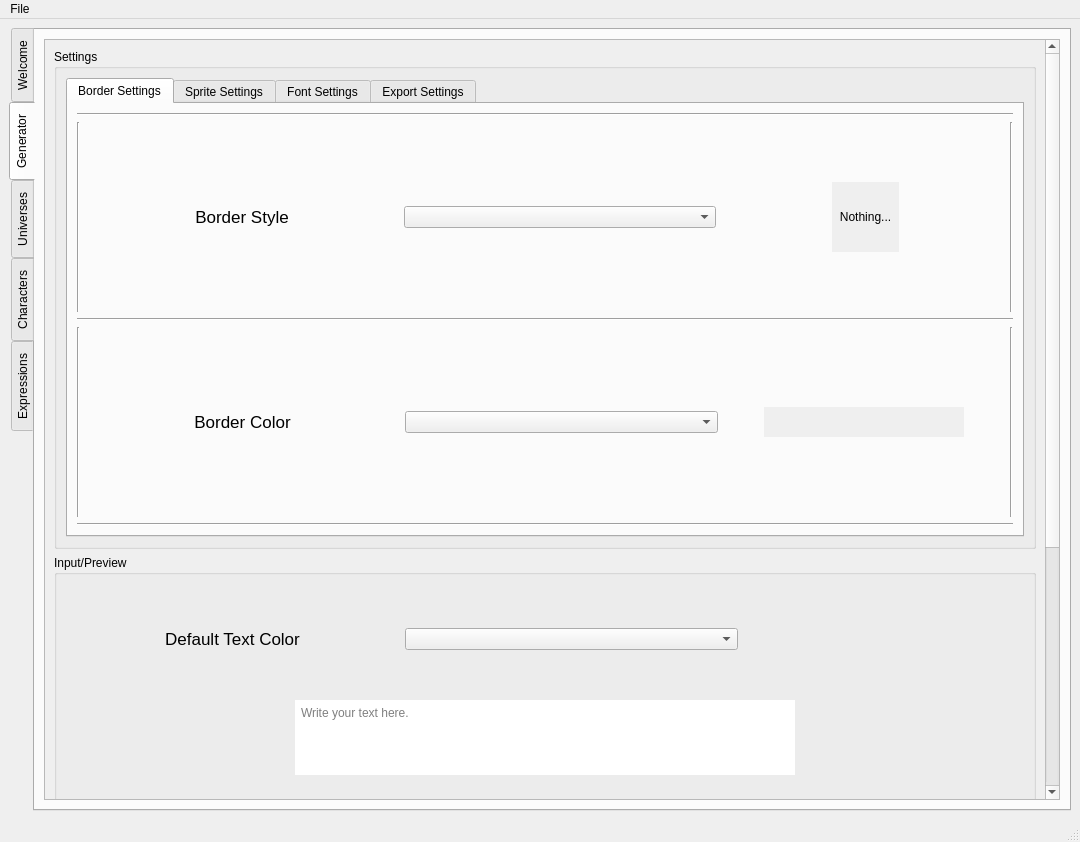
First picture: the form in ui/ui.ui, repository xMirkix/yet-another-textbox-generator, before the edit.
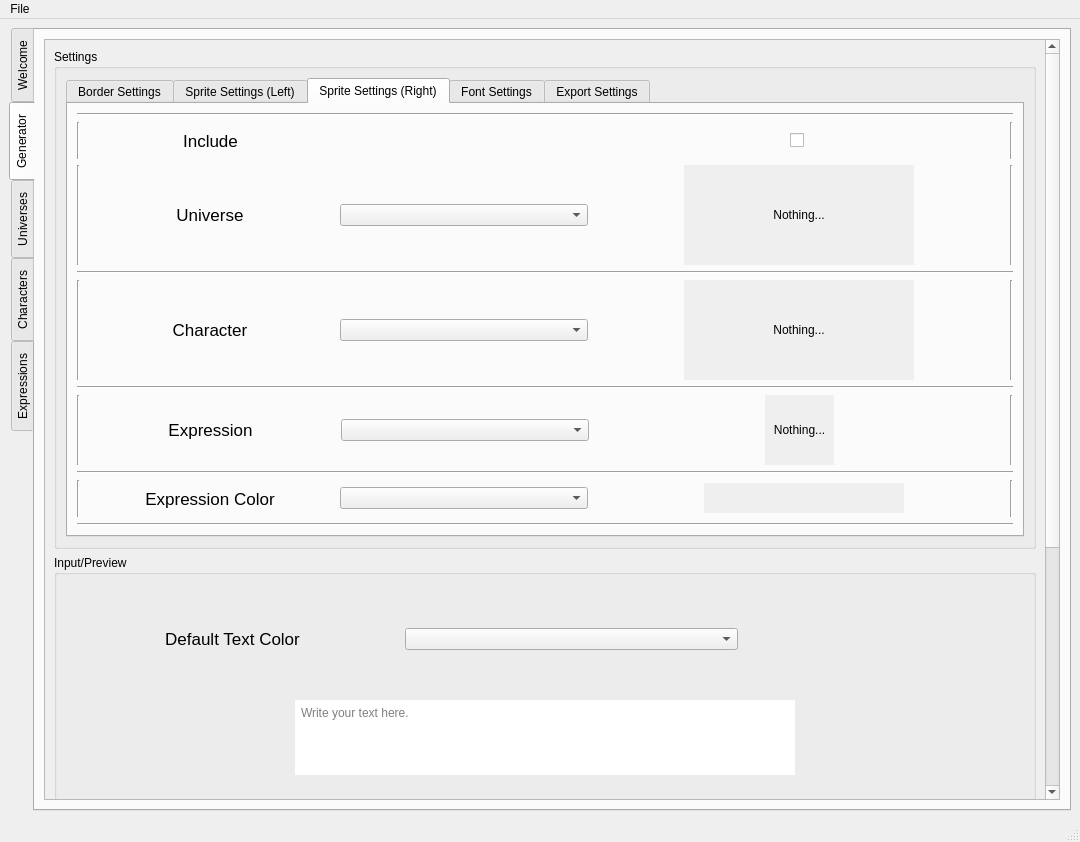
Second picture: the form after the edit. The open tabs and pages were chosen to show the change. Icons and pictures are not drawn.

Commit message: implemented a right expression feature, compatible with gif

The edit to the form file:
```diff
--- a/ui/ui.ui
+++ b/ui/ui.ui
@@ -560,7 +560,7 @@
                  </widget>
                  <widget class="QWidget" name="tab_2">
                   <attribute name="title">
-                   <string>Sprite Settings</string>
+                   <string>Sprite Settings (Left)</string>
                   </attribute>
                   <layout class="QGridLayout" name="gridLayout_9">
                    <item row="0" column="0">
@@ -1135,6 +1135,583 @@
                    </item>
                   </layout>
                  </widget>
+                 <widget class="QWidget" name="tab_5">
+                  <attribute name="title">
+                   <string>Sprite Settings (Right)</string>
+                  </attribute>
+                  <layout class="QGridLayout" name="gridLayout_14">
+                   <item row="0" column="0">
+                    <layout class="QVBoxLayout" name="verticalLayout_23">
+                     <item>
+                      <widget class="Line" name="line_83">
+                       <property name="orientation">
+                        <enum>Qt::Orientation::Horizontal</enum>
+                       </property>
+                      </widget>
+                     </item>
+                     <item>
+                      <layout class="QHBoxLayout" name="horizontalLayout_90">
+                       <item>
+                        <widget class="Line" name="line_84">
+                         <property name="orientation">
+                          <enum>Qt::Orientation::Vertical</enum>
+                         </property>
+                        </widget>
+                       </item>
+                       <item>
+                        <widget class="QLabel" name="label_16">
+                         <property name="sizePolicy">
+                          <sizepolicy hsizetype="Preferred" vsizetype="Preferred">
+                           <horstretch>0</horstretch>
+                           <verstretch>0</verstretch>
+                          </sizepolicy>
+                         </property>
+                         <property name="minimumSize">
+                          <size>
+                           <width>0</width>
+                           <height>0</height>
+                          </size>
+                         </property>
+                         <property name="font">
+                          <font>
+                           <pointsize>13</pointsize>
+                           <fontweight>DemiBold</fontweight>
+                          </font>
+                         </property>
+                         <property name="text">
+                          <string>Include</string>
+                         </property>
+                         <property name="alignment">
+                          <set>Qt::AlignmentFlag::AlignCenter</set>
+                         </property>
+                        </widget>
+                       </item>
+                       <item>
+                        <widget class="QLabel" name="label_17">
+                         <property name="text">
+                          <string/>
+                         </property>
+                        </widget>
+                       </item>
+                       <item>
+                        <layout class="QHBoxLayout" name="horizontalLayout_91">
+                         <item>
+                          <spacer name="horizontalSpacer_49">
+                           <property name="orientation">
+                            <enum>Qt::Orientation::Horizontal</enum>
+                           </property>
+                           <property name="sizeType">
+                            <enum>QSizePolicy::Policy::Fixed</enum>
+                           </property>
+                           <property name="sizeHint" stdset="0">
+                            <size>
+                             <width>195</width>
+                             <height>20</height>
+                            </size>
+                           </property>
+                          </spacer>
+                         </item>
+                         <item>
+                          <widget class="QCheckBox" name="include_checkbox_2">
+                           <property name="sizePolicy">
+                            <sizepolicy hsizetype="Maximum" vsizetype="Maximum">
+                             <horstretch>0</horstretch>
+                             <verstretch>0</verstretch>
+                            </sizepolicy>
+                           </property>
+                           <property name="text">
+                            <string/>
+                           </property>
+                           <property name="checked">
+                            <bool>false</bool>
+                           </property>
+                          </widget>
+                         </item>
+                         <item>
+                          <spacer name="horizontalSpacer_50">
+                           <property name="orientation">
+                            <enum>Qt::Orientation::Horizontal</enum>
+                           </property>
+                           <property name="sizeType">
+                            <enum>QSizePolicy::Policy::Fixed</enum>
+                           </property>
+                           <property name="sizeHint" stdset="0">
+                            <size>
+                             <width>200</width>
+                             <height>20</height>
+                            </size>
+                           </property>
+                          </spacer>
+                         </item>
+                        </layout>
+                       </item>
+                       <item>
+                        <widget class="Line" name="line_85">
+                         <property name="orientation">
+                          <enum>Qt::Orientation::Vertical</enum>
+                         </property>
+                        </widget>
+                       </item>
+                      </layout>
+                     </item>
+                     <item>
+                      <layout class="QHBoxLayout" name="horizontalLayout_92">
+                       <item>
+                        <widget class="Line" name="line_86">
+                         <property name="orientation">
+                          <enum>Qt::Orientation::Vertical</enum>
+                         </property>
+                        </widget>
+                       </item>
+                       <item>
+                        <widget class="QLabel" name="universe_label_2">
+                         <property name="font">
+                          <font>
+                           <pointsize>13</pointsize>
+                           <fontweight>DemiBold</fontweight>
+                          </font>
+                         </property>
+                         <property name="text">
+                          <string>Universe</string>
+                         </property>
+                         <property name="alignment">
+                          <set>Qt::AlignmentFlag::AlignCenter</set>
+                         </property>
+                        </widget>
+                       </item>
+                       <item>
+                        <widget class="QComboBox" name="universe_selector_2"/>
+                       </item>
+                       <item>
+                        <layout class="QHBoxLayout" name="horizontalLayout_93">
+                         <item>
+                          <spacer name="horizontalSpacer_51">
+                           <property name="orientation">
+                            <enum>Qt::Orientation::Horizontal</enum>
+                           </property>
+                           <property name="sizeType">
+                            <enum>QSizePolicy::Policy::Fixed</enum>
+                           </property>
+                           <property name="sizeHint" stdset="0">
+                            <size>
+                             <width>90</width>
+                             <height>20</height>
+                            </size>
+                           </property>
+                          </spacer>
+                         </item>
+                         <item>
+                          <widget class="QLabel" name="universe_preview_2">
+                           <property name="sizePolicy">
+                            <sizepolicy hsizetype="Maximum" vsizetype="Maximum">
+                             <horstretch>0</horstretch>
+                             <verstretch>0</verstretch>
+                            </sizepolicy>
+                           </property>
+                           <property name="minimumSize">
+                            <size>
+                             <width>230</width>
+                             <height>100</height>
+                            </size>
+                           </property>
+                           <property name="maximumSize">
+                            <size>
+                             <width>230</width>
+                             <height>100</height>
+                            </size>
+                           </property>
+                           <property name="autoFillBackground">
+                            <bool>true</bool>
+                           </property>
+                           <property name="text">
+                            <string>Nothing...</string>
+                           </property>
+                           <property name="alignment">
+                            <set>Qt::AlignmentFlag::AlignCenter</set>
+                           </property>
+                          </widget>
+                         </item>
+                         <item>
+                          <spacer name="horizontalSpacer_52">
+                           <property name="orientation">
+                            <enum>Qt::Orientation::Horizontal</enum>
+                           </property>
+                           <property name="sizeType">
+                            <enum>QSizePolicy::Policy::Fixed</enum>
+                           </property>
+                           <property name="sizeHint" stdset="0">
+                            <size>
+                             <width>90</width>
+                             <height>20</height>
+                            </size>
+                           </property>
+                          </spacer>
+                         </item>
+                        </layout>
+                       </item>
+                       <item>
+                        <widget class="Line" name="line_87">
+                         <property name="orientation">
+                          <enum>Qt::Orientation::Vertical</enum>
+                         </property>
+                        </widget>
+                       </item>
+                      </layout>
+                     </item>
+                     <item>
+                      <widget class="Line" name="line_88">
+                       <property name="orientation">
+                        <enum>Qt::Orientation::Horizontal</enum>
+                       </property>
+                      </widget>
+                     </item>
+                     <item>
+                      <layout class="QHBoxLayout" name="horizontalLayout_94">
+                       <item>
+                        <widget class="Line" name="line_89">
+                         <property name="orientation">
+                          <enum>Qt::Orientation::Vertical</enum>
+                         </property>
+                        </widget>
+                       </item>
+                       <item>
+                        <widget class="QLabel" name="character_label_2">
+                         <property name="font">
+                          <font>
+                           <pointsize>13</pointsize>
+                           <fontweight>DemiBold</fontweight>
+                          </font>
+                         </property>
+                         <property name="text">
+                          <string>Character</string>
+                         </property>
+                         <property name="alignment">
+                          <set>Qt::AlignmentFlag::AlignCenter</set>
+                         </property>
+                        </widget>
+                       </item>
+                       <item>
+                        <widget class="QComboBox" name="character_selector_2"/>
+                       </item>
+                       <item>
+                        <layout class="QHBoxLayout" name="horizontalLayout_95">
+                         <item>
+                          <spacer name="horizontalSpacer_53">
+                           <property name="orientation">
+                            <enum>Qt::Orientation::Horizontal</enum>
+                           </property>
+                           <property name="sizeType">
+                            <enum>QSizePolicy::Policy::Fixed</enum>
+                           </property>
+                           <property name="sizeHint" stdset="0">
+                            <size>
+                             <width>90</width>
+                             <height>20</height>
+                            </size>
+                           </property>
+                          </spacer>
+                         </item>
+                         <item>
+                          <widget class="QLabel" name="character_preview_2">
+                           <property name="sizePolicy">
+                            <sizepolicy hsizetype="Maximum" vsizetype="Maximum">
+                             <horstretch>230</horstretch>
+                             <verstretch>100</verstretch>
+                            </sizepolicy>
+                           </property>
+                           <property name="minimumSize">
+                            <size>
+                             <width>230</width>
+                             <height>100</height>
+                            </size>
+                           </property>
+                           <property name="maximumSize">
+                            <size>
+                             <width>100</width>
+                             <height>100</height>
+                            </size>
+                           </property>
+                           <property name="autoFillBackground">
+                            <bool>true</bool>
+                           </property>
+                           <property name="text">
+                            <string>Nothing...</string>
+                           </property>
+                           <property name="alignment">
+                            <set>Qt::AlignmentFlag::AlignCenter</set>
+                           </property>
+                          </widget>
+                         </item>
+                         <item>
+                          <spacer name="horizontalSpacer_54">
+                           <property name="orientation">
+                            <enum>Qt::Orientation::Horizontal</enum>
+                           </property>
+                           <property name="sizeType">
+                            <enum>QSizePolicy::Policy::Fixed</enum>
+                           </property>
+                           <property name="sizeHint" stdset="0">
+                            <size>
+                             <width>90</width>
+                             <height>20</height>
+                            </size>
+                           </property>
+                          </spacer>
+                         </item>
+                        </layout>
+                       </item>
+                       <item>
+                        <widget class="Line" name="line_90">
+                         <property name="orientation">
+                          <enum>Qt::Orientation::Vertical</enum>
+                         </property>
+                        </widget>
+                       </item>
+                      </layout>
+                     </item>
+                     <item>
+                      <widget class="Line" name="line_91">
+                       <property name="orientation">
+                        <enum>Qt::Orientation::Horizontal</enum>
+                       </property>
+                      </widget>
+                     </item>
+                     <item>
+                      <layout class="QHBoxLayout" name="horizontalLayout_96">
+                       <item>
+                        <widget class="Line" name="line_92">
+                         <property name="orientation">
+                          <enum>Qt::Orientation::Vertical</enum>
+                         </property>
+                        </widget>
+                       </item>
+                       <item>
+                        <widget class="QLabel" name="expression_label_2">
+                         <property name="font">
+                          <font>
+                           <pointsize>13</pointsize>
+                           <fontweight>DemiBold</fontweight>
+                          </font>
+                         </property>
+                         <property name="text">
+                          <string>Expression</string>
+                         </property>
+                         <property name="alignment">
+                          <set>Qt::AlignmentFlag::AlignCenter</set>
+                         </property>
+                        </widget>
+                       </item>
+                       <item>
+                        <widget class="QComboBox" name="expression_selector_2">
+                         <property name="maxVisibleItems">
+                          <number>10</number>
+                         </property>
+                        </widget>
+                       </item>
+                       <item>
+                        <layout class="QHBoxLayout" name="horizontalLayout_97">
+                         <item>
+                          <spacer name="horizontalSpacer_55">
+                           <property name="orientation">
+                            <enum>Qt::Orientation::Horizontal</enum>
+                           </property>
+                           <property name="sizeType">
+                            <enum>QSizePolicy::Policy::Fixed</enum>
+                           </property>
+                           <property name="sizeHint" stdset="0">
+                            <size>
+                             <width>170</width>
+                             <height>20</height>
+                            </size>
+                           </property>
+                          </spacer>
+                         </item>
+                         <item>
+                          <widget class="QLabel" name="expression_preview_2">
+                           <property name="sizePolicy">
+                            <sizepolicy hsizetype="Maximum" vsizetype="Maximum">
+                             <horstretch>0</horstretch>
+                             <verstretch>0</verstretch>
+                            </sizepolicy>
+                           </property>
+                           <property name="minimumSize">
+                            <size>
+                             <width>69</width>
+                             <height>70</height>
+                            </size>
+                           </property>
+                           <property name="maximumSize">
+                            <size>
+                             <width>69</width>
+                             <height>70</height>
+                            </size>
+                           </property>
+                           <property name="sizeIncrement">
+                            <size>
+                             <width>69</width>
+                             <height>70</height>
+                            </size>
+                           </property>
+                           <property name="autoFillBackground">
+                            <bool>true</bool>
+                           </property>
+                           <property name="text">
+                            <string>Nothing...</string>
+                           </property>
+                           <property name="alignment">
+                            <set>Qt::AlignmentFlag::AlignCenter</set>
+                           </property>
+                          </widget>
+                         </item>
+                         <item>
+                          <spacer name="horizontalSpacer_56">
+                           <property name="orientation">
+                            <enum>Qt::Orientation::Horizontal</enum>
+                           </property>
+                           <property name="sizeType">
+                            <enum>QSizePolicy::Policy::Fixed</enum>
+                           </property>
+                           <property name="sizeHint" stdset="0">
+                            <size>
+                             <width>170</width>
+                             <height>20</height>
+                            </size>
+                           </property>
+                          </spacer>
+                         </item>
+                        </layout>
+                       </item>
+                       <item>
+                        <widget class="Line" name="line_93">
+                         <property name="orientation">
+                          <enum>Qt::Orientation::Vertical</enum>
+                         </property>
+                        </widget>
+                       </item>
+                      </layout>
+                     </item>
+                     <item>
+                      <widget class="Line" name="line_94">
+                       <property name="orientation">
+                        <enum>Qt::Orientation::Horizontal</enum>
+                       </property>
+                      </widget>
+                     </item>
+                     <item>
+                      <layout class="QHBoxLayout" name="horizontalLayout_98">
+                       <item>
+                        <widget class="Line" name="line_95">
+                         <property name="orientation">
+                          <enum>Qt::Orientation::Vertical</enum>
+                         </property>
+                        </widget>
+                       </item>
+                       <item>
+                        <widget class="QLabel" name="expression_color_label_2">
+                         <property name="font">
+                          <font>
+                           <pointsize>13</pointsize>
+                           <fontweight>DemiBold</fontweight>
+                          </font>
+                         </property>
+                         <property name="text">
+                          <string>Expression Color</string>
+                         </property>
+                         <property name="alignment">
+                          <set>Qt::AlignmentFlag::AlignCenter</set>
+                         </property>
+                        </widget>
+                       </item>
+                       <item>
+                        <widget class="QComboBox" name="expression_color_selector_2"/>
+                       </item>
+                       <item>
+                        <layout class="QHBoxLayout" name="horizontalLayout_99">
+                         <item>
+                          <spacer name="horizontalSpacer_57">
+                           <property name="orientation">
+                            <enum>Qt::Orientation::Horizontal</enum>
+                           </property>
+                           <property name="sizeType">
+                            <enum>QSizePolicy::Policy::Fixed</enum>
+                           </property>
+                           <property name="sizeHint" stdset="0">
+                            <size>
+                             <width>110</width>
+                             <height>20</height>
+                            </size>
+                           </property>
+                          </spacer>
+                         </item>
+                         <item>
+                          <widget class="QLabel" name="expression_color_preview_2">
+                           <property name="sizePolicy">
+                            <sizepolicy hsizetype="Maximum" vsizetype="Maximum">
+                             <horstretch>0</horstretch>
+                             <verstretch>0</verstretch>
+                            </sizepolicy>
+                           </property>
+                           <property name="minimumSize">
+                            <size>
+                             <width>200</width>
+                             <height>30</height>
+                            </size>
+                           </property>
+                           <property name="maximumSize">
+                            <size>
+                             <width>200</width>
+                             <height>30</height>
+                            </size>
+                           </property>
+                           <property name="autoFillBackground">
+                            <bool>true</bool>
+                           </property>
+                           <property name="text">
+                            <string/>
+                           </property>
+                           <property name="alignment">
+                            <set>Qt::AlignmentFlag::AlignCenter</set>
+                           </property>
+                          </widget>
+                         </item>
+                         <item>
+                          <spacer name="horizontalSpacer_58">
+                           <property name="orientation">
+                            <enum>Qt::Orientation::Horizontal</enum>
+                           </property>
+                           <property name="sizeType">
+                            <enum>QSizePolicy::Policy::Fixed</enum>
+                           </property>
+                           <property name="sizeHint" stdset="0">
+                            <size>
+                             <width>100</width>
+                             <height>20</height>
+                            </size>
+                           </property>
+                          </spacer>
+                         </item>
+                        </layout>
+                       </item>
+                       <item>
+                        <widget class="Line" name="line_96">
+                         <property name="orientation">
+                          <enum>Qt::Orientation::Vertical</enum>
+                         </property>
+                        </widget>
+                       </item>
+                      </layout>
+                     </item>
+                     <item>
+                      <widget class="Line" name="line_97">
+                       <property name="orientation">
+                        <enum>Qt::Orientation::Horizontal</enum>
+                       </property>
+                      </widget>
+                     </item>
+                    </layout>
+                   </item>
+                  </layout>
+                 </widget>
                  <widget class="QWidget" name="tab_3">
                   <attribute name="title">
                    <string>Font Settings</string>
```
Left out of the diff: 137 changed lines with no effect on the pictures. The commit also changes 26 other files.
